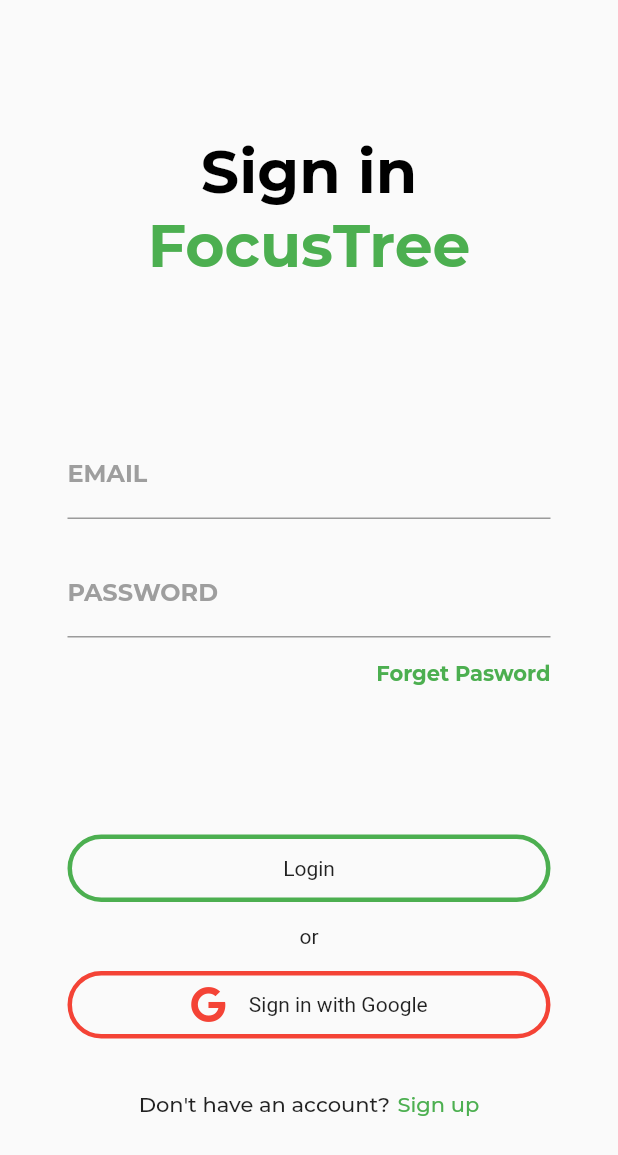
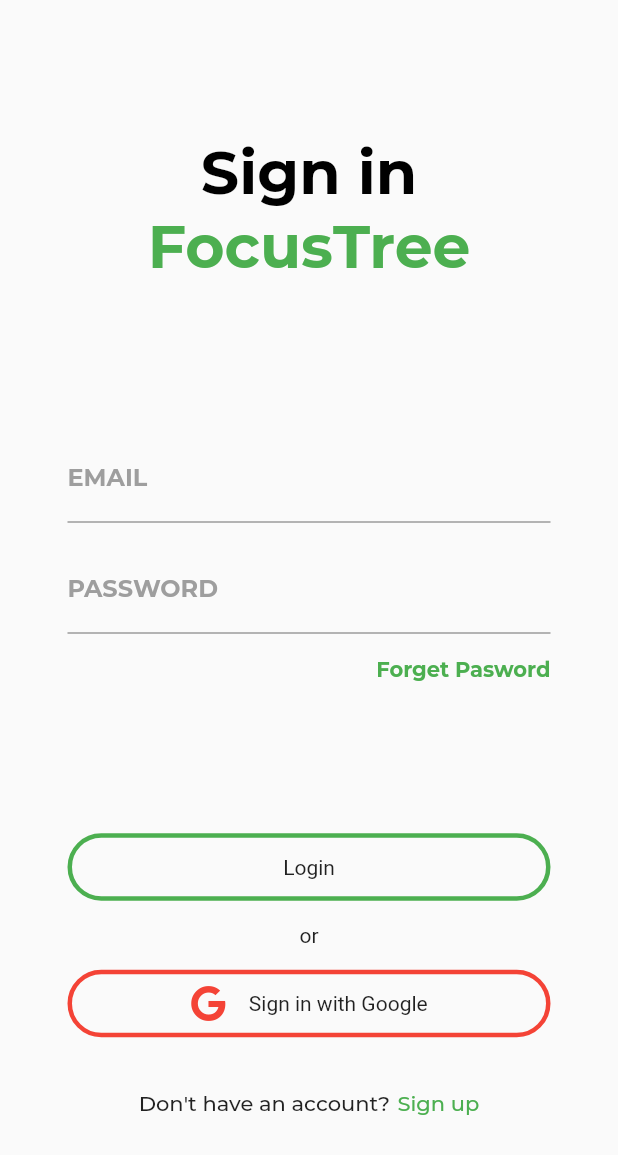
Before and after one commit to aia7k7k/FocusTree7172, a Flutter app: the screen it shows after launch, after a tap on "Sign In", after a tap on "Login", on a phone screen of 412 x 824 dp. Shown: the top 1155 px of the screen. Run offline on Flutter 3.47's test engine with Material 2 defaults, Android fonts, the phone set to English and light mode, and no system bars; our stand-ins replace cloud_firestore, firebase_analytics, firebase_auth, flutter_svg, font_awesome_flutter, google_sign_in; accounts and stored records are empty; network calls fail; project files that could hold a hidden picture were left out.

Commit message:
have signin, login with both email and google completed, the firestore for name are not working yet

```diff
--- a/lib/screens/login.dart
+++ b/lib/screens/login.dart
@@ -11,6 +11,8 @@ class LoginPage extends StatefulWidget {
 
 class LoginPageState extends State<LoginPage> {
 
+  final GlobalKey<FormState> _formKey = GlobalKey<FormState>();
+  String _email, _password;
   AuthService auth = AuthService();
 
   Widget build(BuildContext context) {
@@ -49,6 +51,77 @@ class LoginPageState extends State<LoginPage> {
             ),
             Container(
               padding: EdgeInsets.only(left:15.0, right: 15.0),
+              child: Form(
+                key: _formKey,
+                child: Column(
+                  children: <Widget>[
+                    Column(
+                      children: [
+                        TextFormField(
+                          validator: (email) {
+                            if(email.isEmpty){
+                              return 'please provide a last name';
+                            }
+                          },
+                          decoration: InputDecoration(
+                            hintText: 'Example: example@gmail.com',
+                            labelText: 'EMAIL',
+                            labelStyle: TextStyle(
+                              color: Colors.grey,
+                              fontFamily: 'Montserrat',
+                              fontWeight: FontWeight.bold
+                            ),
+                            focusedBorder: UnderlineInputBorder(
+                              borderSide: BorderSide(color: Colors.green)
+                            )
+                          ),
+                          onSaved: (input) => _email = input,
+                        ),
+                        SizedBox(height: 15),
+                        TextFormField(
+                          obscureText: true,
+                          validator: (password) {
+                            if(password.isEmpty){
+                              return 'please provide a last name';
+                            }
+                          },
+                          decoration: InputDecoration(
+                            hintText: 'Example: Apple123?',
+                            labelText: 'PASSWORD',
+                            labelStyle: TextStyle(
+                              color: Colors.grey,
+                              fontFamily: 'Montserrat',
+                              fontWeight: FontWeight.bold
+                            ),
+                            focusedBorder: UnderlineInputBorder(
+                              borderSide: BorderSide(color: Colors.green)
+                            )
+                          ),
+                          onSaved: (input) => _password = input,
+                        ),
+                        Container(
+                          alignment: Alignment(1.0,0.0),
+                          padding: EdgeInsets.only(top:15.0, left:20),
+                          child: GestureDetector(
+                            child: Text(
+                              'Forget Pasword',
+                              style: TextStyle(
+                                fontFamily: 'Montserrat',
+                                fontWeight: FontWeight.bold,
+                                color: Colors.green
+                              )
+                            ),
+                            onTap: (){
+                              //debugPrint("works");
+                            }
+                          )
+                        ),
+                      ],
+                    )
+                  ],
+                )
+              )
+              /*
               child: Column(
                 children: <Widget>[
                   TextField( //email textfield
@@ -98,7 +171,7 @@ class LoginPageState extends State<LoginPage> {
                     )
                   ),
                 ],
-              ),
+              ),*/
             ),
             Container(
               child: Column(
@@ -109,8 +182,29 @@ class LoginPageState extends State<LoginPage> {
                       width: double.infinity,
                       height: 45.0,
                       child: GestureDetector(
-                        onTap: (){
-                          debugPrint('working');
+                        onTap: () async{
+                          //debugPrint('working');
+                           _formKey.currentState.save();
+                           //debugPrint(_email);
+                           //debugPrint(_password);
+                           try{
+                              final _trimmedEmail = _email.trim();
+                              final _trimmedPassword = _password.trim();
+                              debugPrint(_trimmedEmail);
+                              debugPrint(_trimmedPassword);
+                              FirebaseAuth.instance.signInWithEmailAndPassword(email: _trimmedEmail, password: _trimmedPassword);
+                              await new Future.delayed(Duration(seconds:1));
+                              auth.getUser.then(
+                              (user) {
+                                if(user != null) {
+                                  Navigator.pushReplacementNamed(context, '/temp');
+                                }
+                              }
+                            );
+                           }
+                           catch(e){
+                             print(e);
+                           }
                         },
                         child: Material(
                           color: Colors.transparent,
--- a/lib/servers/auth.dart
+++ b/lib/servers/auth.dart
@@ -44,4 +44,9 @@ class AuthService {
       'lastActivity': DateTime.now()
     }, merge: true);
   }
+
+  void _signOut() async {
+    await FirebaseAuth.instance.signOut();
+    await _googleSignIn.signOut();
+  }
 }
```
Also changed, not shown: lib/screens/signup.dart (+9 -2 lines), lib/screens/temp.dart (+29 -3 lines).
